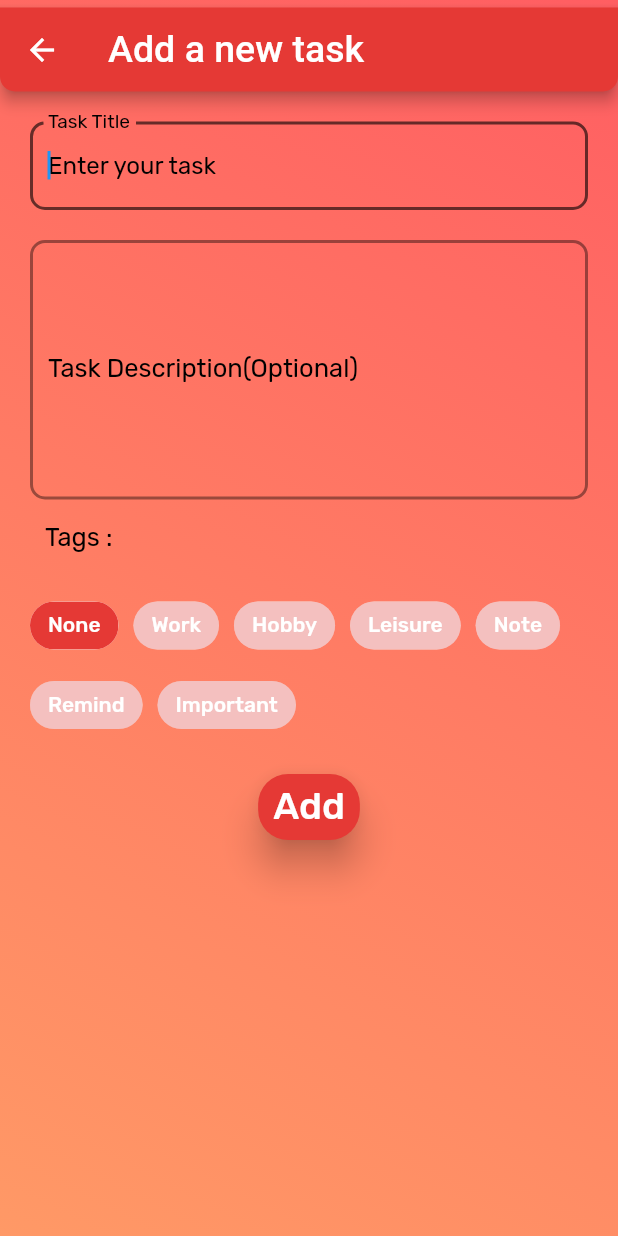
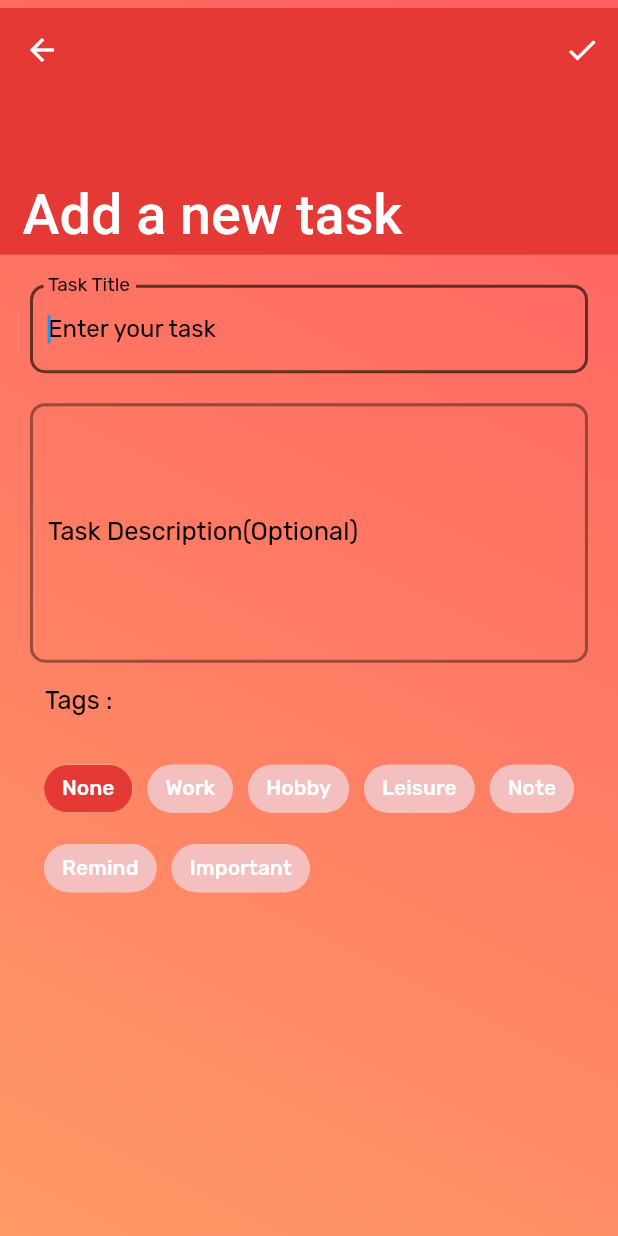
Before and after one commit to aadarshKsingh/Flutter-ToDo, a Flutter app: the screen it shows after launch, after a tap on "Add Task", on a phone screen of 412 x 824 dp. Run offline on Flutter 3.47's test engine with Material 2 defaults, Android fonts, the phone set to English and light mode, and no system bars; our stand-ins replace fluttertoast, google_fonts, sliver_tools; missing offline and left inert: encrypt.

Commit message:
Replaced normal AppBar with SliverAppBar

```diff
--- a/lib/main.dart
+++ b/lib/main.dart
@@ -1,9 +1,6 @@
-import 'package:letsdoit/screens//about.dart';
 import 'package:letsdoit/screens/addTask.dart';
 import 'package:letsdoit/screens/taskPage.dart';
-import 'package:letsdoit/screens/settings.dart';
 import 'package:letsdoit/utils/tasksList.dart';
-import 'package:letsdoit/constants/Constants.dart';
 import 'package:flutter/material.dart';
 import 'package:provider/provider.dart';
 import 'package:letsdoit/utils/saveConfig.dart';
@@ -56,7 +53,6 @@ class LetsDoIt extends StatefulWidget {
 class _LetsDoItState extends State<LetsDoIt> {
   @override
   Widget build(BuildContext context) {
-    var modelTasksList = Provider.of<TasksList>(context, listen: false);
     var modelSaveConfig = Provider.of<SaveConfig>(context, listen: false);
     return Scaffold(
         extendBodyBehindAppBar: true,
@@ -86,69 +82,6 @@ class _LetsDoItState extends State<LetsDoIt> {
           },
         ),
         floatingActionButtonLocation: FloatingActionButtonLocation.endFloat,
-        appBar: AppBar(
-          elevation: 10,
-          toolbarHeight: 60.2,
-          shape: const RoundedRectangleBorder(
-            borderRadius: BorderRadius.only(
-                bottomLeft: Radius.circular(10),
-                bottomRight: Radius.circular(10)),
-          ),
-          title: const Text(
-            "Lets Do It!",
-            style: TextStyle(fontSize: 25),
-          ),
-          actions: [
-            Consumer<TasksList>(
-              builder: (context, value, child) {
-                return IconButton(
-                    icon: const Icon(Icons.done_all_rounded),
-                    onPressed: () {
-                      modelTasksList.allTasksDone();
-                    });
-              },
-            ),
-            Consumer<TasksList>(
-              builder: (context, value, child) {
-                return IconButton(
-                    icon: const Icon(Icons.clear_all_rounded),
-                    onPressed: () {
-                      Provider.of<TasksList>(context, listen: false)
-                          .removeall();
-                    });
-              },
-            ),
-            Builder(
-              builder: (context) => PopupMenuButton<String>(
-                onSelected: selected,
-                itemBuilder: (context) {
-                  return Constants.choices.map((String choice) {
-                    return PopupMenuItem(
-                      value: choice,
-                      child: Text(choice),
-                    );
-                  }).toList();
-                },
-              ),
-            ),
-          ],
-        ),
         body: TaskPage());
   }
-
-  void selected(String choice) async {
-    switch (choice) {
-      case 'Settings':
-        Navigator.push(
-            context, MaterialPageRoute(builder: (context) => Settings()));
-
-        break;
-      case 'About':
-        Navigator.push(
-            context, MaterialPageRoute(builder: (context) => About()));
-        break;
-      default:
-        return null;
-    }
-  }
 }
--- a/lib/screens/addTask.dart
+++ b/lib/screens/addTask.dart
@@ -3,6 +3,7 @@ import 'package:provider/provider.dart';
 import 'package:letsdoit/utils/tasksList.dart';
 import 'package:fluttertoast/fluttertoast.dart';
 import 'package:letsdoit/utils/saveConfig.dart';
+import 'package:google_fonts/google_fonts.dart';
 
 class AddTask extends StatefulWidget {
   AddTask({Key? key}) : super(key: key);
@@ -59,28 +60,49 @@ class _AddTaskState extends State<AddTask> {
           child: Scaffold(
             resizeToAvoidBottomInset: false,
             backgroundColor: Colors.transparent,
-            appBar: AppBar(
-              shape: const RoundedRectangleBorder(
-                borderRadius: BorderRadius.only(
-                    bottomLeft: Radius.circular(10),
-                    bottomRight: Radius.circular(10)),
-              ),
+            body: Form(
+              key: _taskKey,
+              child: CustomScrollView(slivers: [
+                SliverAppBar(
                   leading: IconButton(
                       icon: const Icon(Icons.arrow_back),
                       onPressed: () {
                         Navigator.pop(context);
                       }),
-              title: const Text(
-                "Add a new task",
-                style: TextStyle(fontSize: 25),
+                  actions: [
+                    IconButton(
+                      icon: Icon(Icons.check),
+                      onPressed: () {
+                        if (_taskKey.currentState!.validate()) {
+                          _updateTasks(
+                              taskContr!.text, taskContr2!.text, context);
+                          Navigator.pop(context);
+                          Fluttertoast.showToast(
+                              msg: "Task Added", gravity: ToastGravity.BOTTOM);
+                        }
+                      },
+                    )
+                  ],
+                  expandedHeight: MediaQuery.of(context).size.height * 0.2,
+                  floating: true,
+                  pinned: false,
+                  snap: true,
+                  elevation: 50,
+                  flexibleSpace: FlexibleSpaceBar(
+                    centerTitle: false,
+                    stretchModes: [StretchMode.fadeTitle],
+                    titlePadding: EdgeInsets.only(left: 15, bottom: 5),
+                    collapseMode: CollapseMode.pin,
+                    title: Text(
+                      'Add a new task',
+                      style: GoogleFonts.reemKufi(
+                          color: Colors.white,
+                          fontSize: MediaQuery.of(context).size.height * 0.03),
                     ),
                   ),
-            body: Form(
-              key: _taskKey,
-              child: Column(
-                mainAxisAlignment: MainAxisAlignment.start,
-                crossAxisAlignment: CrossAxisAlignment.start,
-                children: [
+                ),
+                SliverList(
+                  delegate: SliverChildListDelegate([
                     Padding(
                       padding: const EdgeInsets.symmetric(
                           horizontal: 20, vertical: 20),
@@ -158,8 +180,8 @@ class _AddTaskState extends State<AddTask> {
                       ),
                     ),
                     Padding(
-                    padding:
-                        const EdgeInsets.symmetric(horizontal: 20, vertical: 0),
+                      padding: const EdgeInsets.symmetric(
+                          horizontal: 20, vertical: 0),
                       child: Container(
                         decoration: BoxDecoration(
                           borderRadius: BorderRadius.circular(10),
@@ -236,7 +258,8 @@ class _AddTaskState extends State<AddTask> {
                                   backgroundColor: modelSaveConfig
                                       .getAccent()
                                       .withOpacity(0.3),
-                                selected: modelTasksList.selectedIndex == index,
+                                  selected:
+                                      modelTasksList.selectedIndex == index,
                                   label: Text(
                                     modelTasksList.getAvailabeTags[index],
                                   ),
@@ -253,38 +276,9 @@ class _AddTaskState extends State<AddTask> {
                         ),
                       ],
                     ),
-                  Center(
-                    child: ElevatedButton(
-                      style: ElevatedButton.styleFrom(
-                        primary: modelSaveConfig.getAccent(),
-                        elevation: 10,
-                        padding: const EdgeInsets.symmetric(
-                            vertical: 7, horizontal: 10),
-                        shape: RoundedRectangleBorder(
-                          borderRadius: BorderRadius.circular(20),
-                        ),
-                      ),
-                      child: Text(
-                        "Add",
-                        style: TextStyle(
-                          fontSize: 25,
-                          color: modelSaveConfig
-                              .estimateColor(modelSaveConfig.getAccent()),
-                        ),
-                      ),
-                      onPressed: () {
-                        if (_taskKey.currentState!.validate()) {
-                          _updateTasks(
-                              taskContr!.text, taskContr2!.text, context);
-                          Navigator.pop(context);
-                          Fluttertoast.showToast(
-                              msg: "Task Added", gravity: ToastGravity.BOTTOM);
-                        }
-                      },
-                    ),
-                  ),
-                ],
-              ),
+                  ]),
+                )
+              ]),
             ),
           ),
         ),
--- a/lib/screens/taskPage.dart
+++ b/lib/screens/taskPage.dart
@@ -1,4 +1,6 @@
 import 'package:flutter/material.dart';
+import 'package:flutter/rendering.dart';
+import 'package:google_fonts/google_fonts.dart';
 import 'package:letsdoit/utils/gridCard.dart';
 import 'package:letsdoit/utils/taskCard.dart';
 import 'package:provider/provider.dart';
@@ -6,6 +8,10 @@ import 'package:flutter/foundation.dart';
 import 'package:letsdoit/utils/tasksList.dart';
 import 'package:letsdoit/utils/saveConfig.dart';
 import 'package:flutter_staggered_grid_view/flutter_staggered_grid_view.dart';
+import 'package:letsdoit/screens/about.dart';
+import 'package:letsdoit/screens/settings.dart';
+import 'package:letsdoit/constants/Constants.dart';
+import 'package:sliver_tools/sliver_tools.dart';
 
 class TaskPage extends StatefulWidget {
   TaskPage({Key? key}) : super(key: key);
@@ -36,49 +42,101 @@ class _TaskPageState extends State<TaskPage> {
     super.dispose();
   }
 
-  final GlobalKey<ScaffoldState> _scaffoldKey = GlobalKey<ScaffoldState>();
+  void selected(String choice) async {
+    switch (choice) {
+      case 'Settings':
+        Navigator.push(
+            context, MaterialPageRoute(builder: (context) => Settings()));
+
+        break;
+      case 'About':
+        Navigator.push(
+            context, MaterialPageRoute(builder: (context) => About()));
+        break;
+      default:
+        return null;
+    }
+  }
 
   @override
   Widget build(BuildContext context) {
     var modelTasksList = Provider.of<TasksList>(context, listen: false);
     var modelSaveConfig = Provider.of<SaveConfig>(context, listen: false);
     return Container(
-      padding: EdgeInsets.only(
-        top: 5,
-      ),
       decoration: BoxDecoration(
         gradient: LinearGradient(colors: [
           modelSaveConfig.getGradient()[0],
           modelSaveConfig.getGradient()[1]
         ], begin: Alignment.bottomLeft, end: Alignment.topRight),
       ),
-      child: Scaffold(
-        key: _scaffoldKey,
-        backgroundColor: Colors.transparent,
-        body: Center(
-          child: Column(children: [
-            Expanded(
-              child: Consumer<TasksList>(builder: (context, value, child) {
-                return AnimatedSwitcher(
-                  duration: const Duration(milliseconds: 400),
-                  child: value.getTaskList.length == 0
-                      ? Center(
+      child: Consumer<TasksList>(
+        builder: (context, value, child) => CustomScrollView(
+          physics: ScrollPhysics(),
+          scrollDirection: Axis.vertical,
+          slivers: [
+            SliverAppBar(
+              actions: [
+                IconButton(
+                    icon: const Icon(Icons.done_all_rounded),
+                    onPressed: () {
+                      modelTasksList.allTasksDone();
+                    }),
+                IconButton(
+                    icon: const Icon(Icons.clear_all_rounded),
+                    onPressed: () {
+                      Provider.of<TasksList>(context, listen: false)
+                          .removeall();
+                    }),
+                Builder(
+                  builder: (context) => PopupMenuButton<String>(
+                    onSelected: selected,
+                    itemBuilder: (context) {
+                      return Constants.choices.map((String choice) {
+                        return PopupMenuItem(
+                          value: choice,
+                          child: Text(choice),
+                        );
+                      }).toList();
+                    },
+                  ),
+                ),
+              ],
+              expandedHeight: MediaQuery.of(context).size.height * 0.2,
+              floating: true,
+              pinned: true,
+              snap: false,
+              elevation: 50,
+              flexibleSpace: FlexibleSpaceBar(
+                centerTitle: false,
+                titlePadding: EdgeInsets.only(left: 15, bottom: 5),
+                collapseMode: CollapseMode.pin,
+                title: Text(
+                  'Lets Do It',
+                  style: GoogleFonts.reemKufi(
+                      color: Colors.white,
+                      fontSize: MediaQuery.of(context).size.height * 0.03),
+                ),
+              ),
+            ),
+            SliverAnimatedSwitcher(
+              duration: Duration(milliseconds: 250),
+              child: modelTasksList.getTaskList.length == 0
+                  ? SliverToBoxAdapter(
                       child: Column(
-                            mainAxisAlignment: MainAxisAlignment.center,
+                        mainAxisAlignment: MainAxisAlignment.end,
                         children: [
                           Image.asset('assets/images/done.png',
-                                  height:
-                                      MediaQuery.of(context).size.height * 0.4,
-                                  width:
-                                      MediaQuery.of(context).size.width * 0.4)
+                              height: MediaQuery.of(context).size.height * 0.4,
+                              width: MediaQuery.of(context).size.width * 0.4)
                         ],
                       ),
                     )
                   : modelSaveConfig.getView()
-                          ? ListView.builder(
-                              itemCount: value.getTaskList.length,
-                              itemBuilder: (context, index) {
-                                return Dismissible(
+                      ? SliverPadding(
+                          padding: EdgeInsets.only(top: 5.0, bottom: 80.0),
+                          sliver: SliverList(
+                            delegate: SliverChildBuilderDelegate(
+                                (context, index) => Dismissible(
                                       dismissThresholds: {
                                         DismissDirection.startToEnd: 0.7,
                                         DismissDirection.endToStart: 0.7
@@ -95,7 +153,8 @@ class _TaskPageState extends State<TaskPage> {
                                       ),
                                       secondaryBackground: Padding(
                                         padding: EdgeInsets.fromLTRB(
-                                        MediaQuery.of(context).size.width - 140,
+                                            MediaQuery.of(context).size.width -
+                                                140,
                                             30,
                                             30,
                                             0),
@@ -129,13 +188,15 @@ class _TaskPageState extends State<TaskPage> {
                                                 _descController,
                                                 _taskController)),
                                       ),
-                                );
-                              })
-                          : Padding(
-                              padding: const EdgeInsets.all(5.0),
-                              child: StaggeredGridView.countBuilder(
+                                    ),
+                                childCount: value.getTaskList.length),
+                          ),
+                        )
+                      : SliverPadding(
+                          padding: EdgeInsets.fromLTRB(5, 5, 5, 80),
+                          sliver: SliverStaggeredGrid.countBuilder(
                             crossAxisCount: 2,
-                                itemCount: modelTasksList.getTaskList.length,
+                            itemCount: value.getTaskList.length,
                             itemBuilder: (context, index) => Dismissible(
                               key: ValueKey(value.getTaskList[index]),
                               dismissThresholds: {
@@ -165,15 +226,14 @@ class _TaskPageState extends State<TaskPage> {
                                 ),
                               ),
                               onDismissed: (direction) {
-                                    modelTasksList.removeTaskValue(index);
+                                value.removeTaskValue(index);
                               },
                               child: Container(
                                 padding: const EdgeInsets.symmetric(),
                                 child: Card(
                                   elevation: 3,
                                   shape: RoundedRectangleBorder(
-                                            borderRadius:
-                                                BorderRadius.circular(10)),
+                                      borderRadius: BorderRadius.circular(10)),
                                   margin: const EdgeInsets.symmetric(
                                       horizontal: 2, vertical: 2),
                                   child: gridCard(
@@ -183,7 +243,8 @@ class _TaskPageState extends State<TaskPage> {
                                       index,
                                       value,
                                       _descController,
-                                            _taskController)),
+                                      _taskController),
+                                ),
                               ),
                             ),
                             staggeredTileBuilder: (index) =>
@@ -192,10 +253,8 @@ class _TaskPageState extends State<TaskPage> {
                             crossAxisSpacing: 4.0,
                           ),
                         ),
-                );
-              }),
-            ),
-          ]),
+            )
+          ],
         ),
       ),
     );
```
Also changed, not shown: lib/screens/about.dart (+29 -14 lines), lib/screens/settings.dart (+29 -13 lines), pubspec.yaml (+5 -11 lines), pubspec.lock. Lines whose indentation alone changed are shown as unchanged.
